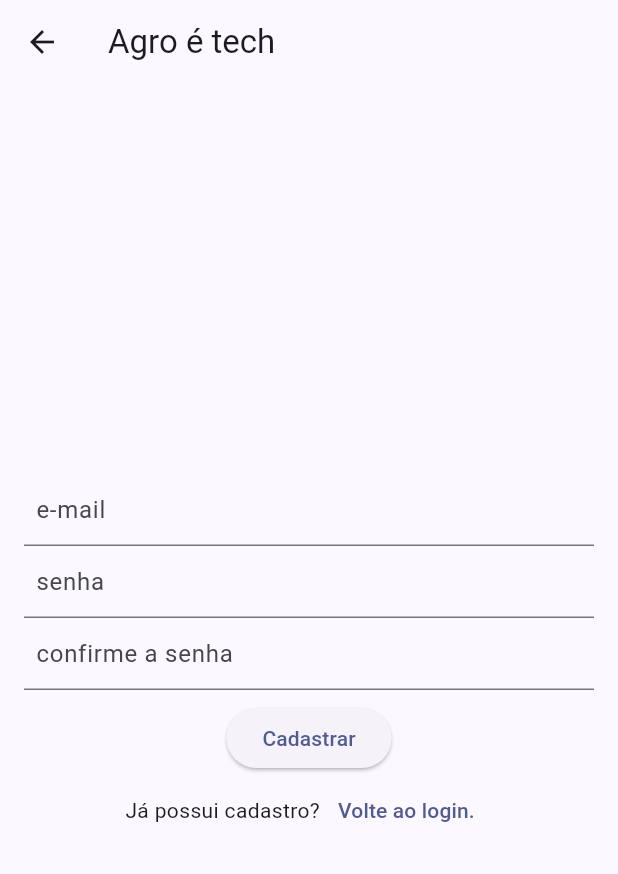
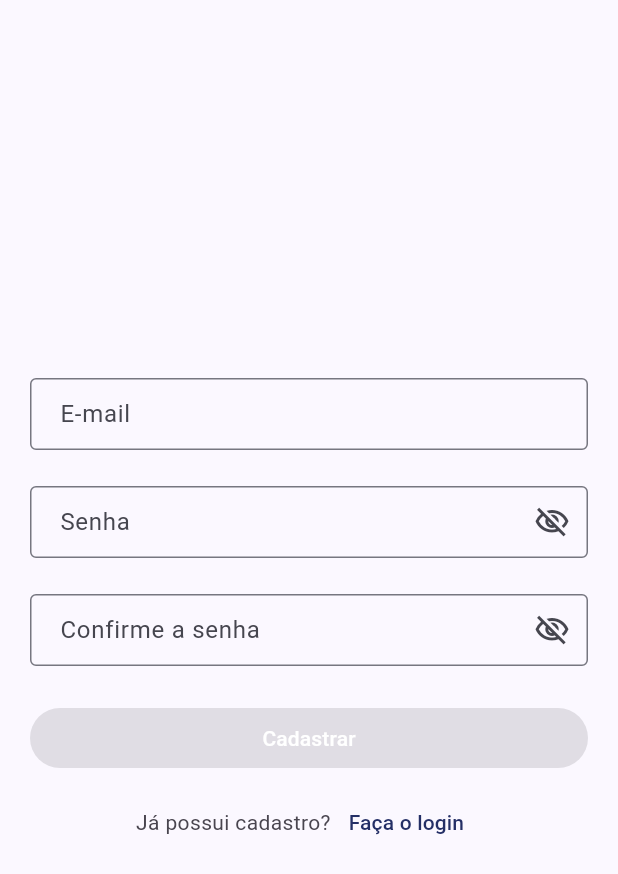
Before and after one commit to guiima/personal_finances, a Flutter app: the screen it shows after launch, after a tap on "Cadastre-se", on a phone screen of 412 x 824 dp. Shown: the top 874 px of the screen. Run offline on Flutter 3.47's test engine with Material 2 defaults, Android fonts, the phone set to English and light mode, and no system bars; our stand-ins replace dartz, firebase_auth, firebase_core, flutter_mobx, flutter_svg, mobx; accounts and stored records are empty; generated files the repository leaves out were written again.

Commit message:
creating sigin up page

```diff
--- a/lib/main.dart
+++ b/lib/main.dart
@@ -1,6 +1,7 @@
 import 'package:firebase_core/firebase_core.dart';
 import 'package:flutter/material.dart';
 import 'package:personal_finances/firebase_options.dart';
+import 'package:personal_finances/src/styles/app_colors.dart';
 import 'package:personal_finances/widget_tree.dart';
 
 void main() async {
@@ -22,7 +23,7 @@ class MyApp extends StatelessWidget {
       title: 'Flutter Demo',
       theme: ThemeData(
         useMaterial3: true,
-        colorSchemeSeed: const Color(0xFF242F66),
+        colorSchemeSeed: AppColors.primaryColor,
       ),
       home: const WidgetTree(),
     );
--- a/lib/src/auth/auth_controller.dart
+++ b/lib/src/auth/auth_controller.dart
@@ -16,6 +16,9 @@ abstract class AuthControllerBase with Store {
 
   @observable
   String password = '';
+
+  @computed
+  bool get isNotEmptyFields => email.isNotEmpty && password.isNotEmpty;
 
   @action
   Future<void> signInWithEmailAndPassword() async {
--- a/lib/src/auth/auth_page.dart
+++ b/lib/src/auth/auth_page.dart
@@ -1,12 +1,12 @@
 import 'package:flutter/material.dart';
 import 'package:flutter_mobx/flutter_mobx.dart';
-import 'package:flutter_svg/svg.dart';
 import 'package:personal_finances/src/auth/auth_controller.dart';
 import 'package:personal_finances/src/sigin_up/sigin_up_page.dart';
 import 'package:personal_finances/src/styles/app_colors.dart';
 import 'package:personal_finances/src/widgets/elevated_button/elevated_button_component.dart';
 import 'package:personal_finances/src/widgets/provider_sigin_button/provider_sigin_button.dart';
 import 'package:personal_finances/src/widgets/text_form_field/text_form_field_component.dart';
+import 'package:personal_finances/src/utils/extensions/padding.dart';
 
 class AuthPage extends StatefulWidget {
   const AuthPage({super.key});
@@ -26,64 +26,52 @@ class _AuthPageState extends State<AuthPage> {
           builder: (BuildContext context) {
             return Container(
               color: Colors.white,
-              child: Padding(
-                padding: const EdgeInsets.all(16.0),
               child: Column(
                 mainAxisAlignment: MainAxisAlignment.center,
                 children: <Widget>[
-                    Padding(
-                      padding: const EdgeInsets.only(bottom: 24),
-                      child: TextFormFieldComponent(
-                        labelText: 'e-mail',
+                  TextFormFieldComponent(
+                    labelText: 'E-mail',
                     onChanged: (String value) =>
                         _controller.setEmail(value: value),
-                      ),
-                    ),
-                    Padding(
-                      padding: const EdgeInsets.only(bottom: 36),
-                      child: TextFormFieldComponent(
-                        labelText: 'senha',
+                  ).paddingBottom(24),
+                  TextFormFieldComponent(
+                    labelText: 'Senha',
                     obscureText: true,
                     onChanged: (String value) =>
                         _controller.setPassword(value: value),
                   ),
+                  if (_controller.siginEmailPasswordError)
+                    SizedBox(
+                      width: double.infinity,
+                      child: Text(
+                        'E-mail ou senha estão incorretos',
+                        style: TextStyle(
+                          color: AppColors.textError,
                         ),
-                    if (_controller.siginEmailPasswordError)
-                      const SizedBox(
-                        width: double.infinity,
-                        child: Padding(
-                          padding: EdgeInsets.all(8.0),
-                          child: Text('E-mail ou senha estão incorretos!'),
-                        ),
+                      ).paddingLeft(16).paddingTop(4),
                     ),
                   ElevatedButtonComponent(
                     buttonText: 'Logar',
-                      onPressed: () => _controller.signInWithEmailAndPassword(),
-                    ),
-                    Padding(
-                      padding: const EdgeInsets.only(top: 42, bottom: 12),
-                      child: Text(
+                    onPressed: _controller.isNotEmptyFields
+                        ? () => _controller.signInWithEmailAndPassword()
+                        : null,
+                  ).paddingTop(24),
+                  Text(
                     'Vincule a uma conta',
                     style: TextStyle(color: AppColors.subTitle),
-                      ),
-                    ),
+                  ).paddingTop(42).paddingBottom(12),
                   Row(
                     mainAxisAlignment: MainAxisAlignment.center,
-                      children: const <Widget>[
-                        Padding(
-                          padding: EdgeInsets.only(right: 16),
-                          child: ProviderSiginComponent(
+                    children: <Widget>[
+                      const ProviderSiginComponent(
                         provider: Provider.google,
-                          ),
-                        ),
-                        ProviderSiginComponent(
+                      ).paddingRight(16),
+                      const ProviderSiginComponent(
                         provider: Provider.facebook,
                       ),
                     ],
                   ),
-                    Padding(
-                      padding: const EdgeInsets.only(top: 12),
-                      child: Row(
+                  Row(
                     mainAxisAlignment: MainAxisAlignment.center,
                     children: <Widget>[
                       Text(
@@ -104,11 +92,9 @@ class _AuthPageState extends State<AuthPage> {
                         },
                       ),
                     ],
-                      ),
-                    )
+                  ).paddingTop(12)
                 ],
-                ),
-              ),
+              ).paddingAll(20),
             );
           },
         ),
--- a/lib/src/sigin_up/sigin_up_controller.dart
+++ b/lib/src/sigin_up/sigin_up_controller.dart
@@ -18,6 +18,10 @@ abstract class SiginUpControllerBase with Store {
 
   @observable
   String confirmPassword = '';
+
+  @computed
+  bool get isNotEmptyFields =>
+      email.isNotEmpty && password.isNotEmpty && confirmPassword.isNotEmpty;
 
   @observable
   Option<Exception> hasError = none();
--- a/lib/src/sigin_up/sigin_up_page.dart
+++ b/lib/src/sigin_up/sigin_up_page.dart
@@ -4,6 +4,10 @@ import 'package:mobx/mobx.dart';
 import 'package:personal_finances/src/auth/auth_page.dart';
 import 'package:personal_finances/src/sigin_up/sigin_up_controller.dart';
 import 'package:personal_finances/src/sigin_up/sigin_up_errors.dart';
+import 'package:personal_finances/src/styles/app_colors.dart';
+import 'package:personal_finances/src/widgets/elevated_button/elevated_button_component.dart';
+import 'package:personal_finances/src/widgets/text_form_field/text_form_field_component.dart';
+import 'package:personal_finances/src/utils/extensions/padding.dart';
 
 class SiginUpPage extends StatefulWidget {
   const SiginUpPage({super.key});
@@ -63,71 +67,58 @@ class _SiginUpPageState extends State<SiginUpPage> {
       color: Colors.white,
       child: SafeArea(
         child: Scaffold(
-          appBar: AppBar(
-            title: const Text('Agro é tech'),
-          ),
           body: Observer(
             builder: (BuildContext context) {
-              return Padding(
-                padding: const EdgeInsets.all(16.0),
-                child: Column(
+              return Column(
                 mainAxisAlignment: MainAxisAlignment.center,
                 children: <Widget>[
-                    TextFormField(
-                      autofocus: false,
-                      decoration: const InputDecoration(
-                        hintText: 'e-mail',
-                        contentPadding: EdgeInsets.only(left: 8.0),
-                      ),
+                  TextFormFieldComponent(
+                    labelText: 'E-mail',
                     onChanged: (String value) =>
                         _controller.setEmail(value: value),
-                    ),
-                    TextFormField(
-                      autofocus: false,
+                  ).paddingBottom(24),
+                  TextFormFieldComponent(
+                    labelText: 'Senha',
                     obscureText: true,
-                      enableSuggestions: false,
-                      autocorrect: false,
-                      decoration: const InputDecoration(
-                        hintText: 'senha',
-                        contentPadding: EdgeInsets.only(left: 8.0),
-                      ),
                     onChanged: (String value) =>
                         _controller.setPassword(value: value),
-                    ),
-                    TextFormField(
-                      autofocus: false,
+                  ).paddingBottom(24),
+                  TextFormFieldComponent(
+                    labelText: 'Confirme a senha',
                     obscureText: true,
-                      enableSuggestions: false,
-                      autocorrect: false,
-                      decoration: const InputDecoration(
-                        hintText: 'confirme a senha',
-                        contentPadding: EdgeInsets.only(left: 8.0),
-                      ),
                     onChanged: (String value) =>
                         _controller.setConfirmPassword(value: value),
                   ),
                   if (_controller.hasError.isSome())
                     SizedBox(
                       width: double.infinity,
-                        child: Padding(
-                          padding: const EdgeInsets.all(8.0),
-                          child: Text(_controller.messageError),
+                      child: Text(
+                        _controller.messageError,
+                        style: TextStyle(
+                          color: AppColors.textError,
                         ),
+                      ).paddingLeft(16).paddingTop(4),
                     ),
-                    Padding(
-                      padding: const EdgeInsets.only(top: 8.0),
-                      child: ElevatedButton(
-                          child: const Text('Cadastrar'),
-                          onPressed: () {
-                            _controller.createUserWithEmailAndPasswordUsecase();
-                          }),
-                    ),
+                  ElevatedButtonComponent(
+                    buttonText: 'Cadastrar',
+                    onPressed: _controller.isNotEmptyFields
+                        ? () =>
+                            _controller.createUserWithEmailAndPasswordUsecase()
+                        : null,
+                  ).paddingTop(24),
                   Row(
                     mainAxisAlignment: MainAxisAlignment.center,
+                    crossAxisAlignment: CrossAxisAlignment.center,
                     children: <Widget>[
-                        const Text('Já possui cadastro?'),
+                      Text(
+                        'Já possui cadastro?',
+                        style: TextStyle(color: AppColors.subTitle),
+                      ),
                       TextButton(
-                          child: const Text('Volte ao login.'),
+                        child: Text(
+                          'Faça o login',
+                          style: TextStyle(color: AppColors.primaryTitle),
+                        ),
                         onPressed: () {
                           Navigator.of(context).push(
                             MaterialPageRoute<AuthPage>(
@@ -137,10 +128,9 @@ class _SiginUpPageState extends State<SiginUpPage> {
                         },
                       ),
                     ],
-                    )
+                  ).paddingTop(8),
                 ],
-                ),
-              );
+              ).paddingAll(20);
             },
           ),
         ),
--- a/lib/src/styles/app_colors.dart
+++ b/lib/src/styles/app_colors.dart
@@ -4,6 +4,7 @@ Color blue = const Color(0xFF242F66);
 Color white = const Color(0xFFFFFFFF);
 Color gray = const Color(0xFF49454F);
 Color ligthGray = const Color(0xFF79747E);
+Color red = const Color(0xFFB3261E);
 
 class AppColors {
   static Color primaryColor = blue;
@@ -11,4 +12,5 @@ class AppColors {
   static Color primaryTitleInDarkBackground = white;
   static Color subTitle = gray;
   static Color body = ligthGray;
+  static Color textError = red;
 }
--- /dev/null
+++ b/lib/src/utils/extensions/padding.dart
@@ -0,0 +1,44 @@
+import 'package:flutter/material.dart';
+
+extension PaddingExtension on Widget {
+  Widget paddingAll(double value) {
+    return Padding(padding: EdgeInsets.all(value), child: this);
+  }
+
+  Widget paddingHorizontal(double value) {
+    return Padding(
+      padding: EdgeInsets.symmetric(horizontal: value),
+      child: this,
+    );
+  }
+
+  Widget paddingVertical(double value) {
+    return Padding(
+      padding: EdgeInsets.symmetric(vertical: value),
+      child: this,
+    );
+  }
+
+  Widget paddingTop(double value) {
+    return Padding(padding: EdgeInsets.only(top: value), child: this);
+  }
+
+  Widget paddingBottom(double value) {
+    return Padding(padding: EdgeInsets.only(bottom: value), child: this);
+  }
+
+  Widget paddingLeft(double value) {
+    return Padding(padding: EdgeInsets.only(left: value), child: this);
+  }
+
+  Widget paddingRight(double value) {
+    return Padding(padding: EdgeInsets.only(right: value), child: this);
+  }
+
+  Widget paddingLTRB(double left, double top, double right, double bottom) {
+    return Padding(
+      padding: EdgeInsets.fromLTRB(left, top, right, bottom),
+      child: this,
+    );
+  }
+}
--- a/lib/src/widgets/elevated_button/elevated_button_component.dart
+++ b/lib/src/widgets/elevated_button/elevated_button_component.dart
@@ -2,18 +2,18 @@ import 'package:flutter/material.dart';
 
 class ElevatedButtonComponent extends StatelessWidget {
   final String buttonText;
-  final Function onPressed;
+  final Function? onPressed;
 
   const ElevatedButtonComponent({
     super.key,
     required this.buttonText,
-    required this.onPressed,
+    this.onPressed,
   });
 
   @override
   Widget build(BuildContext context) {
     return ElevatedButton(
-      onPressed: () => onPressed(),
+      onPressed: onPressed == null ? null : () => onPressed?.call(),
       style: ElevatedButton.styleFrom(
         backgroundColor: const Color(0xFF242F66),
         minimumSize: const Size(
```
Also changed, not shown: lib/src/auth/auth_controller.g.dart, lib/src/sigin_up/sigin_up_controller.g.dart. Lines whose indentation alone changed are shown as unchanged.
